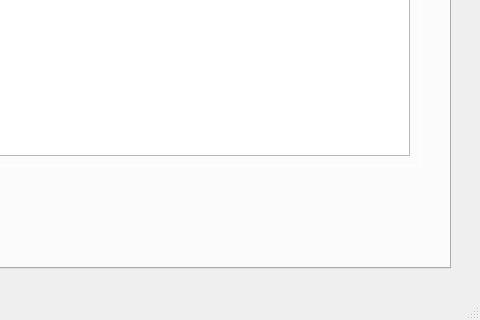
Old version of the form templates/venPrincipal.ui in the repository Semperz/ProyectoDI; both pictures show x 912 to 1392 and y 448 to 768 of the 1392 by 768 pixel window.
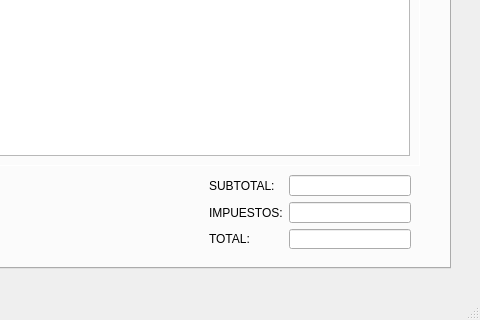
New version of the form. Icons and pictures are not drawn.

The edit to the form file:
```diff
--- a/templates/venPrincipal.ui
+++ b/templates/venPrincipal.ui
@@ -3458,6 +3458,69 @@
          </column>
         </widget>
        </widget>
+       <widget class="QWidget" name="">
+        <property name="geometry">
+         <rect>
+          <x>1090</x>
+          <y>540</y>
+          <width>202</width>
+          <height>74</height>
+         </rect>
+        </property>
+        <layout class="QGridLayout" name="gridLayout_15">
+         <item row="0" column="0">
+          <widget class="QLabel" name="label_29">
+           <property name="text">
+            <string>SUBTOTAL:</string>
+           </property>
+          </widget>
+         </item>
+         <item row="0" column="1">
+          <widget class="QLineEdit" name="txtSubtotalven">
+           <property name="alignment">
+            <set>Qt::AlignRight|Qt::AlignTrailing|Qt::AlignVCenter</set>
+           </property>
+           <property name="readOnly">
+            <bool>true</bool>
+           </property>
+          </widget>
+         </item>
+         <item row="1" column="0">
+          <widget class="QLabel" name="label_30">
+           <property name="text">
+            <string>IMPUESTOS:</string>
+           </property>
+          </widget>
+         </item>
+         <item row="1" column="1">
+          <widget class="QLineEdit" name="txtImpuestosven">
+           <property name="alignment">
+            <set>Qt::AlignRight|Qt::AlignTrailing|Qt::AlignVCenter</set>
+           </property>
+           <property name="readOnly">
+            <bool>true</bool>
+           </property>
+          </widget>
+         </item>
+         <item row="2" column="0">
+          <widget class="QLabel" name="label_31">
+           <property name="text">
+            <string>TOTAL:</string>
+           </property>
+          </widget>
+         </item>
+         <item row="2" column="1">
+          <widget class="QLineEdit" name="txtTotalven">
+           <property name="alignment">
+            <set>Qt::AlignRight|Qt::AlignTrailing|Qt::AlignVCenter</set>
+           </property>
+           <property name="readOnly">
+            <bool>true</bool>
+           </property>
+          </widget>
+         </item>
+        </layout>
+       </widget>
       </widget>
      </widget>
     </item>
```
